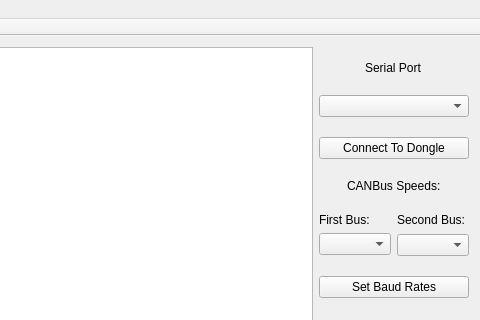
The window that mainwindow.ui (collin80/SavvyCAN) describes before a commit, drawn with Qt 5; both pictures show x 320 to 800 and y 0 to 320 of the 800 by 500 pixel window.
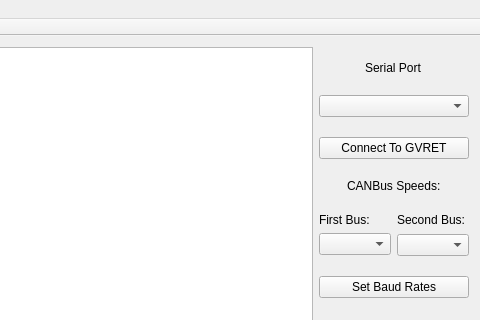
The same window after the commit.

Commit message: Updates to cause connection to GVRET to be easier to verify. It should be pretty clear when you are connected now.

Diff of the .ui file:
```diff
--- a/mainwindow.ui
+++ b/mainwindow.ui
@@ -65,7 +65,7 @@
       <item>
        <widget class="QPushButton" name="btnConnect">
         <property name="text">
-         <string>Connect To Dongle</string>
+         <string>Connect To GVRET</string>
         </property>
        </widget>
       </item>
```
The commit also changes 4 other files.
